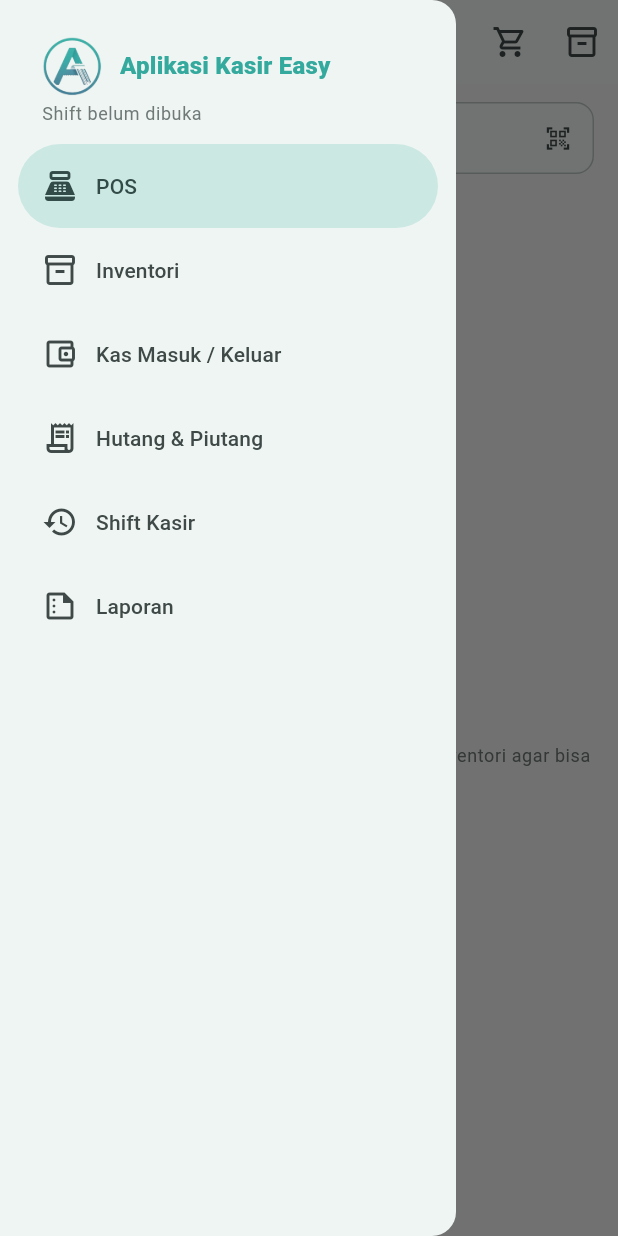
After one commit to muhammadhanifalhazmi/aksy, a Flutter app: the screen it shows after launch, in the side drawer, after a tap on "Tambah Produk", on a phone screen of 412 x 824 dp. The commit adds this screen. Run offline on Flutter 3.47's test engine with Material 3 defaults, Android fonts, the phone set to English and light mode, and no system bars; our stand-ins replace image_picker, pdf, printing, shared_preferences; missing offline and left inert: mobile_scanner.

Commit message:
perbaiki navigasi

```diff
--- /dev/null
+++ b/lib/app_shell_screen.dart
@@ -0,0 +1,66 @@
+import 'package:flutter/material.dart';
+
+import 'core/widgets/app_navigation_drawer.dart';
+import 'features/cash_flow/screens/cash_flow_screen.dart';
+import 'features/debt/screens/debt_screen.dart';
+import 'features/inventory/screens/inventory_screen.dart';
+import 'features/pos/screens/pos_main_screen.dart';
+import 'features/reports/screens/reports_screen.dart';
+import 'features/shift/screens/shift_screen.dart';
+
+class AppShellScreen extends StatefulWidget {
+  const AppShellScreen({super.key});
+
+  @override
+  State<AppShellScreen> createState() => _AppShellScreenState();
+}
+
+class _AppShellScreenState extends State<AppShellScreen> {
+  AppDestination _selectedDestination = AppDestination.pos;
+
+  void _selectDestination(AppDestination destination) {
+    if (destination == _selectedDestination) return;
+    setState(() => _selectedDestination = destination);
+  }
+
+  @override
+  Widget build(BuildContext context) {
+    return PopScope(
+      canPop: _selectedDestination == AppDestination.pos,
+      onPopInvokedWithResult: (didPop, _) {
+        if (!didPop && _selectedDestination != AppDestination.pos) {
+          _selectDestination(AppDestination.pos);
+        }
+      },
+      child: IndexedStack(
+        index: _selectedDestination.index,
+        children: [
+          POSMainScreen(
+            selectedDestination: _selectedDestination,
+            onDestinationSelected: _selectDestination,
+          ),
+          InventoryScreen(
+            selectedDestination: _selectedDestination,
+            onDestinationSelected: _selectDestination,
+          ),
+          CashFlowScreen(
+            selectedDestination: _selectedDestination,
+            onDestinationSelected: _selectDestination,
+          ),
+          DebtScreen(
+            selectedDestination: _selectedDestination,
+            onDestinationSelected: _selectDestination,
+          ),
+          ShiftScreen(
+            selectedDestination: _selectedDestination,
+            onDestinationSelected: _selectDestination,
+          ),
+          ReportsScreen(
+            selectedDestination: _selectedDestination,
+            onDestinationSelected: _selectDestination,
+          ),
+        ],
+      ),
+    );
+  }
+}
--- /dev/null
+++ b/lib/core/widgets/app_navigation_drawer.dart
@@ -0,0 +1,98 @@
+import 'package:flutter/material.dart';
+
+import '../data/app_store.dart';
+
+enum AppDestination { pos, inventory, cashFlow, debt, shift, reports }
+
+class AppNavigationDrawer extends StatelessWidget {
+  const AppNavigationDrawer({
+    super.key,
+    required this.selectedDestination,
+    required this.onDestinationSelected,
+  });
+
+  final AppDestination selectedDestination;
+  final ValueChanged<AppDestination> onDestinationSelected;
+
+  @override
+  Widget build(BuildContext context) {
+    final theme = Theme.of(context);
+    final store = AppScope.of(context);
+    return NavigationDrawer(
+      selectedIndex: selectedDestination.index,
+      onDestinationSelected: (index) {
+        final destination = AppDestination.values[index];
+        Navigator.of(context, rootNavigator: true).pop();
+        if (destination != selectedDestination) {
+          onDestinationSelected(destination);
+        }
+      },
+      children: [
+        Padding(
+          padding: const EdgeInsets.fromLTRB(28, 24, 28, 12),
+          child: Column(
+            crossAxisAlignment: CrossAxisAlignment.start,
+            children: [
+              Row(
+                children: [
+                  const Image(
+                    image: AssetImage('assets/images/icon.png'),
+                    width: 40,
+                    height: 40,
+                  ),
+                  const SizedBox(width: 12),
+                  Flexible(
+                    child: Text(
+                      'Aplikasi Kasir Easy',
+                      maxLines: 1,
+                      overflow: TextOverflow.ellipsis,
+                      style: theme.textTheme.titleMedium?.copyWith(
+                        color: theme.colorScheme.primary,
+                        fontWeight: FontWeight.w800,
+                      ),
+                    ),
+                  ),
+                ],
+              ),
+              const SizedBox(height: 4),
+              Text(
+                store.activeShift == null
+                    ? 'Shift belum dibuka'
+                    : 'Shift ${store.activeShift!.id} aktif',
+                style: theme.textTheme.bodySmall?.copyWith(
+                  color: store.activeShift == null
+                      ? theme.colorScheme.outline
+                      : theme.colorScheme.primary,
+                ),
+              ),
+            ],
+          ),
+        ),
+        const NavigationDrawerDestination(
+          icon: Icon(Icons.point_of_sale),
+          label: Expanded(child: Text('POS')),
+        ),
+        const NavigationDrawerDestination(
+          icon: Icon(Icons.inventory_2_outlined),
+          label: Expanded(child: Text('Inventori')),
+        ),
+        const NavigationDrawerDestination(
+          icon: Icon(Icons.account_balance_wallet_outlined),
+          label: Expanded(child: Text('Kas Masuk / Keluar')),
+        ),
+        const NavigationDrawerDestination(
+          icon: Icon(Icons.receipt_long_outlined),
+          label: Expanded(child: Text('Hutang & Piutang')),
+        ),
+        const NavigationDrawerDestination(
+          icon: Icon(Icons.history),
+          label: Expanded(child: Text('Shift Kasir')),
+        ),
+        const NavigationDrawerDestination(
+          icon: Icon(Icons.summarize_outlined),
+          label: Expanded(child: Text('Laporan')),
+        ),
+      ],
+    );
+  }
+}
--- a/lib/features/splash/screens/splash_screen.dart
+++ b/lib/features/splash/screens/splash_screen.dart
@@ -1,7 +1,7 @@
 import 'package:flutter/material.dart';
 
+import '../../../app_shell_screen.dart';
 import '../../../core/theme/app_theme.dart';
-import '../../pos/screens/pos_main_screen.dart';
 
 class SplashScreen extends StatefulWidget {
   const SplashScreen({super.key});
@@ -53,7 +53,7 @@ class _SplashScreenState extends State<SplashScreen>
     Future.delayed(const Duration(milliseconds: 2600), () {
       if (!mounted) return;
       Navigator.of(context).pushReplacement(
-        MaterialPageRoute(builder: (_) => const POSMainScreen()),
+        MaterialPageRoute(builder: (_) => const AppShellScreen()),
       );
     });
   }
```
Also changed, not shown: lib/features/cash_flow/screens/cash_flow_screen.dart (+13 -1 lines), lib/features/debt/screens/debt_screen.dart (+13 -1 lines), lib/features/inventory/screens/inventory_screen.dart (+13 -1 lines), lib/features/pos/screens/pos_main_screen.dart (+17 -118 lines), lib/features/reports/screens/reports_screen.dart (+13 -1 lines), lib/features/shift/screens/shift_screen.dart (+13 -1 lines), 1 other file.
